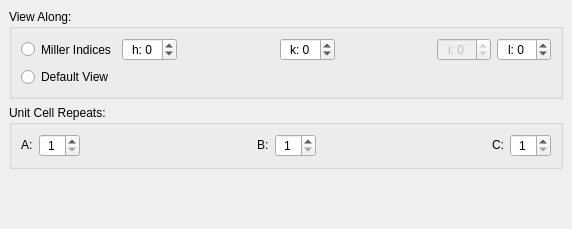
Before: the Qt Designer form libavogadro/src/extensions/crystallography/ui/ceviewoptionswidget.ui in cryos/avogadro, drawn with Qt 5.
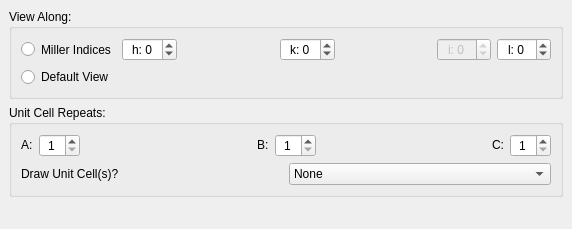
After: the same form once the commit is applied.

Commit message:
Add option to only render one set of unit cell boundaries.
When an A, B, or C repeat is set, optionally only render the unit cell
box for the unit cell at offset (0, 0, 0). This is a popular style for
publication images.

Patch:
```diff
--- a/libavogadro/src/extensions/crystallography/ui/ceviewoptionswidget.ui
+++ b/libavogadro/src/extensions/crystallography/ui/ceviewoptionswidget.ui
@@ -164,6 +164,36 @@
            </item>
           </layout>
          </item>
+         <item row="1" column="0">
+          <layout class="QHBoxLayout" name="horizontalLayout_3">
+           <item>
+            <widget class="QLabel" name="label">
+             <property name="text">
+              <string>Draw Unit Cell(s)?</string>
+             </property>
+            </widget>
+           </item>
+           <item>
+            <widget class="QComboBox" name="combo_numCells">
+             <item>
+              <property name="text">
+               <string>None</string>
+              </property>
+             </item>
+             <item>
+              <property name="text">
+               <string>One</string>
+              </property>
+             </item>
+             <item>
+              <property name="text">
+               <string>All</string>
+              </property>
+             </item>
+            </widget>
+           </item>
+          </layout>
+         </item>
         </layout>
        </widget>
       </item>
```
The commit also changes 4 other files.
